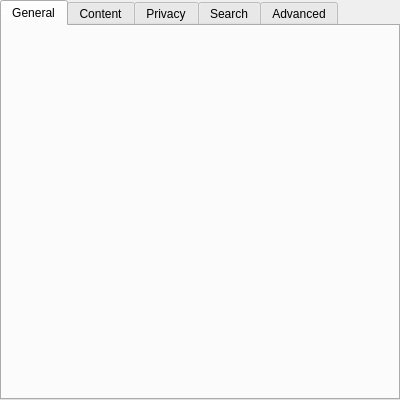
Before: the Qt Designer form src/modules/windows/preferences/PreferencesContentsWidget.ui in OtterBrowser/otter-browser, drawn with Qt 5.
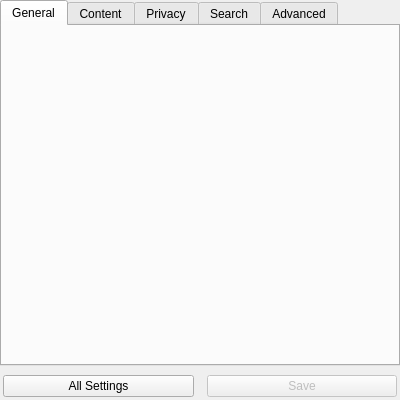
After: the same form once the commit is applied.

Patch:
```diff
--- a/src/modules/windows/preferences/PreferencesContentsWidget.ui
+++ b/src/modules/windows/preferences/PreferencesContentsWidget.ui
@@ -60,6 +60,48 @@
      </widget>
     </widget>
    </item>
+   <item>
+    <widget class="QWidget" name="buttonsWidget" native="true">
+     <layout class="QHBoxLayout" name="buttonslLayout">
+      <property name="leftMargin">
+       <number>3</number>
+      </property>
+      <property name="topMargin">
+       <number>3</number>
+      </property>
+      <property name="rightMargin">
+       <number>3</number>
+      </property>
+      <property name="bottomMargin">
+       <number>3</number>
+      </property>
+      <item>
+       <widget class="QPushButton" name="allSettingsButton">
+        <property name="text">
+         <string>All Settings</string>
+        </property>
+       </widget>
+      </item>
+      <item>
+       <spacer name="horizontalSpacer">
+        <property name="orientation">
+         <enum>Qt::Horizontal</enum>
+        </property>
+       </spacer>
+      </item>
+      <item>
+       <widget class="QPushButton" name="saveButton">
+        <property name="enabled">
+         <bool>false</bool>
+        </property>
+        <property name="text">
+         <string>Save</string>
+        </property>
+       </widget>
+      </item>
+     </layout>
+    </widget>
+   </item>
   </layout>
  </widget>
  <resources/>
```
